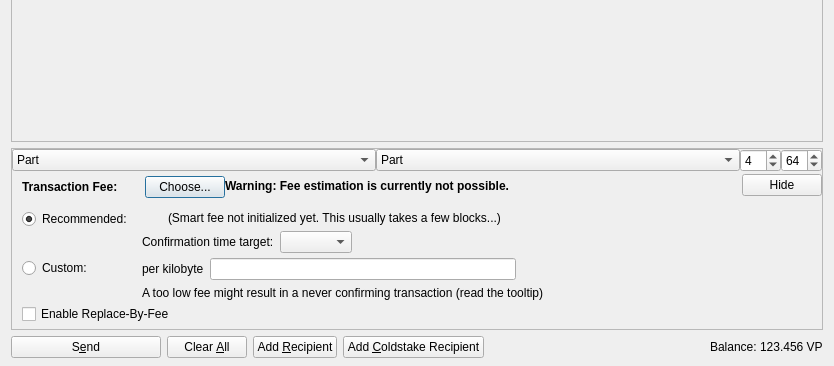
First picture: the form in src/qt/forms/sendcoinsdialog.ui, repository vpubchain/particl-core, before the edit; both pictures show x 0 to 834 and y 241 to 607 of the 834 by 607 pixel window.
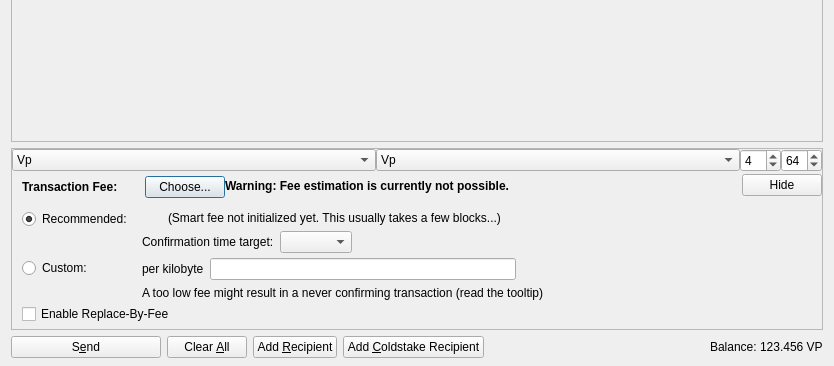
Second picture: the form after the edit. Icons and pictures are not drawn. Custom widgets are drawn as their Qt base class.

Patch:
```diff
--- a/src/qt/forms/sendcoinsdialog.ui
+++ b/src/qt/forms/sendcoinsdialog.ui
@@ -673,7 +673,7 @@
           </property>
           <item>
            <property name="text">
-            <string>Part</string>
+            <string>Vp</string>
            </property>
           </item>
           <item>
@@ -695,7 +695,7 @@
           </property>
           <item>
            <property name="text">
-            <string>Part</string>
+            <string>Vp</string>
            </property>
           </item>
           <item>
```
